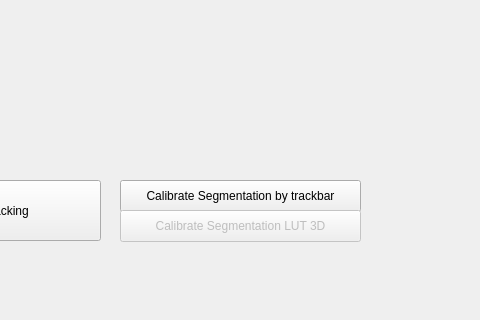
robocin/vss-vision, file src/visionconfigdialog.ui: the form before one commit; both pictures show x 450 to 930 and y 300 to 620 of the 1135 by 620 pixel window.
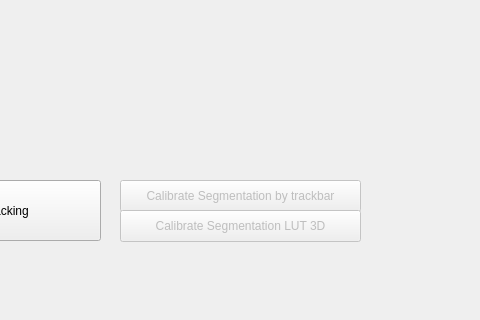
The form after the commit.

Diff of the .ui file:
```diff
--- a/src/visionconfigdialog.ui
+++ b/src/visionconfigdialog.ui
@@ -30,6 +30,9 @@
    </property>
   </widget>
   <widget class="QPushButton" name="calibrateSegmentationPushButton">
+   <property name="enabled">
+    <bool>false</bool>
+   </property>
    <property name="geometry">
   <rect>
    <x>570</x>
```
Lines whose indentation alone changed are shown as unchanged.
